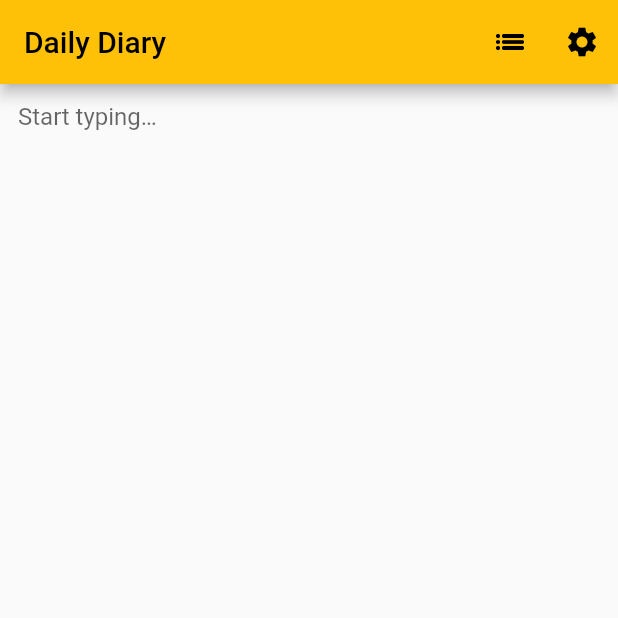
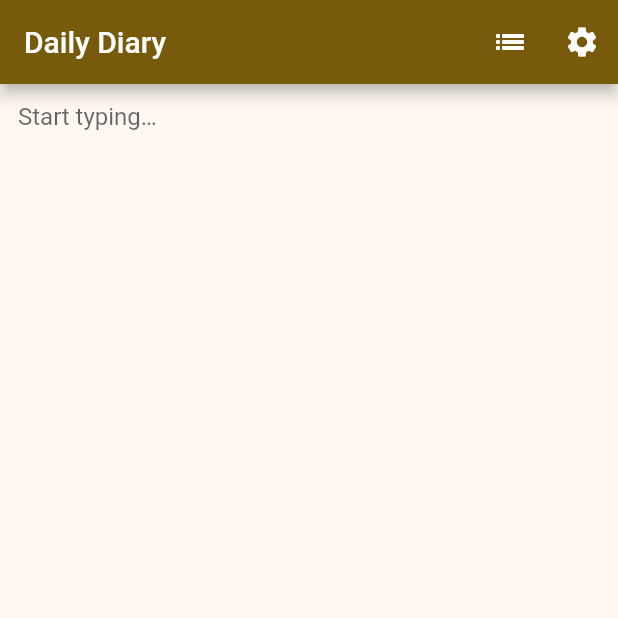
Before and after one commit to Voklen/Daily-Diary, a Flutter app: the screen it shows after launch, on a phone screen of 412 x 824 dp, the top half of it. Run offline on Flutter 3.47's test engine with Material 2 defaults, Android fonts, the phone set to English and light mode, and no system bars; our stand-ins replace flutter_colorpicker; missing offline and left inert: toml.

Commit message:
Add setting to change app colour

```diff
--- a/lib/main.dart
+++ b/lib/main.dart
@@ -21,10 +21,11 @@ class App extends StatelessWidget {
     return ValueListenableBuilder<Settings>(
       valueListenable: settingsNotifier,
       builder: (_, Settings currentSettings, __) {
+        final theme = Themes(currentSettings.colorSeed);
         return MaterialApp(
           title: 'Daily Diary',
-          theme: Themes.lightTheme,
-          darkTheme: Themes.darkTheme,
+          theme: theme.lightTheme,
+          darkTheme: theme.darkTheme,
           themeMode: currentSettings.theme,
           home: const HomePage(
             storage: DiaryStorage(),
--- a/lib/themes.dart
+++ b/lib/themes.dart
@@ -1,13 +1,17 @@
 import 'package:flutter/material.dart';
 
 class Themes {
-  static final lightTheme = ThemeData(
-    primarySwatch: Colors.amber,
-    brightness: Brightness.light,
-  );
+  Themes(this.colorSeed);
 
-  static final darkTheme = ThemeData(
-    colorSchemeSeed: Colors.amber,
-    brightness: Brightness.dark,
-  );
+  Color colorSeed;
+
+  ThemeData get lightTheme => ThemeData(
+        colorSchemeSeed: colorSeed,
+        brightness: Brightness.light,
+      );
+
+  ThemeData get darkTheme => ThemeData(
+        colorSchemeSeed: colorSeed,
+        brightness: Brightness.dark,
+      );
 }
--- a/pubspec.yaml
+++ b/pubspec.yaml
@@ -21,6 +21,7 @@ dependencies:
   path_provider: ^2.0.11
   toml: ^0.13.1
   intl: ^0.17.0
+  flutter_colorpicker: ^1.0.3
 
 dev_dependencies:
   flutter_test:
```
Also changed, not shown: lib/settings.dart (+15 -0 lines), pubspec.lock.
